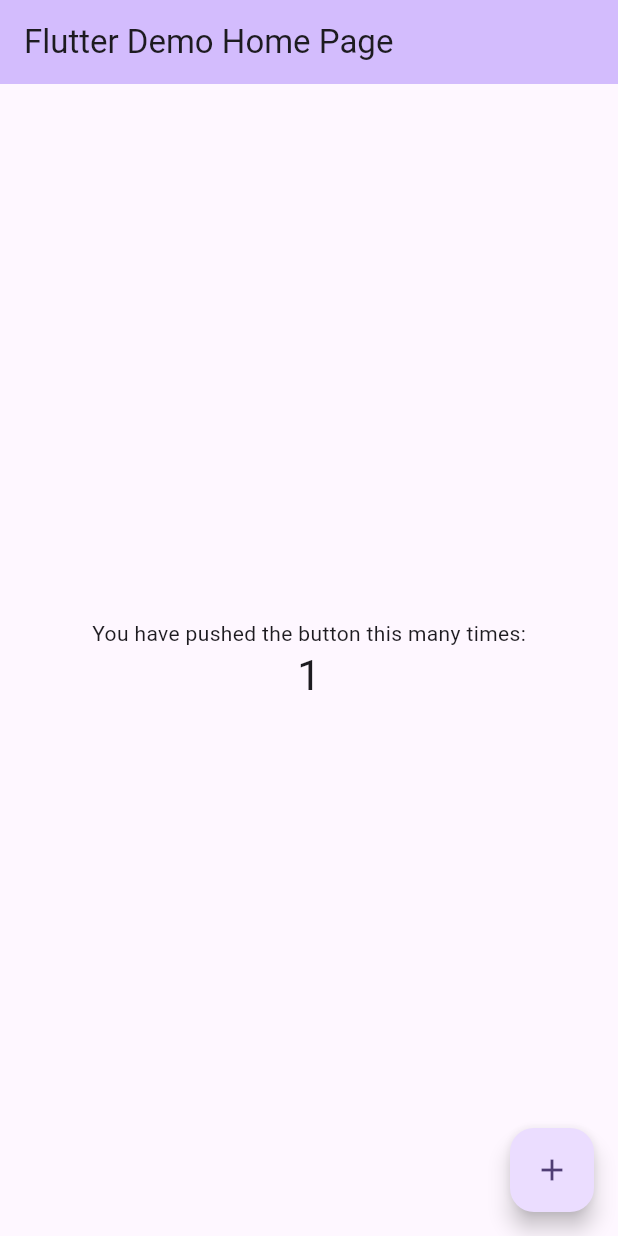
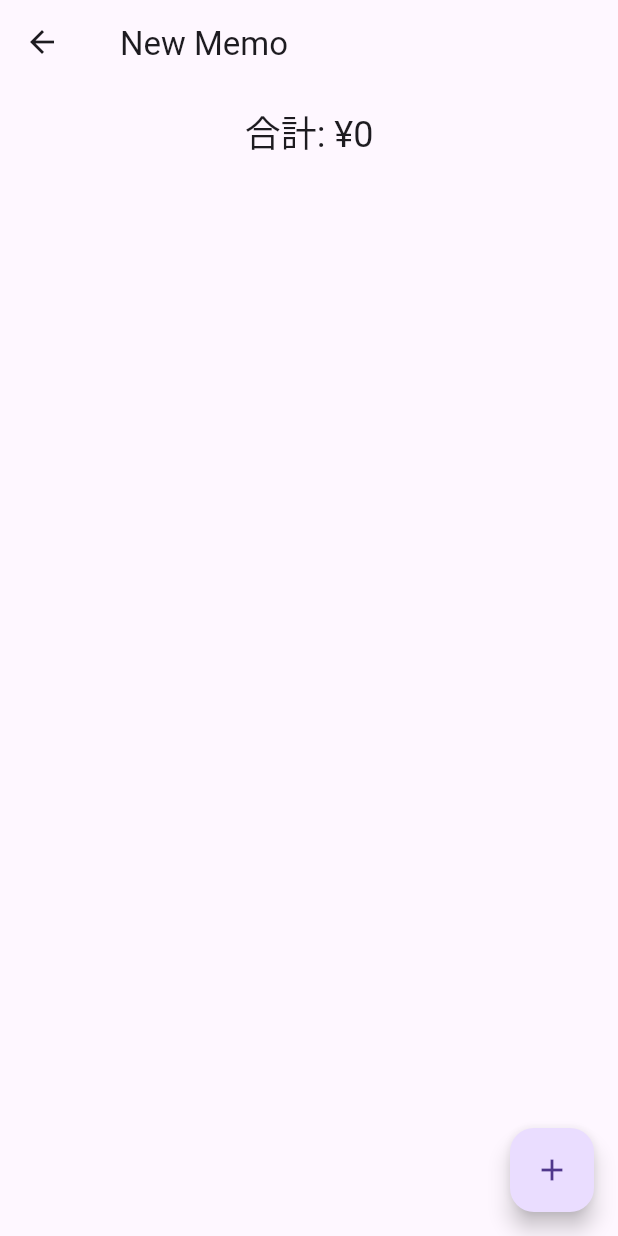
Before and after one commit to itezora-nonoha/tasu_memo, a Flutter app: the screen it shows after launch, after a tap on the "add" icon, on a phone screen of 412 x 824 dp. Run offline on Flutter 3.47's test engine with Material 3 defaults, Android fonts, the light colour scheme and no system bars; our stand-ins replace shared_preferences.

Commit message:
update 仮で作ったアプリをとりあえずそのまま配置

```diff
--- a/lib/main.dart
+++ b/lib/main.dart
@@ -1,125 +1,38 @@
 import 'package:flutter/material.dart';
+import 'package:provider/provider.dart';
+import 'package:shared_preferences/shared_preferences.dart';
+import 'screens/memo_list_screen.dart';
+import 'providers/memo_provider.dart';
+import 'services/storage_service.dart';
 
-void main() {
-  runApp(const MyApp());
+void main() async {
+  WidgetsFlutterBinding.ensureInitialized();
+  final prefs = await SharedPreferences.getInstance();
+  final storageService = StorageService(prefs);
+
+  runApp(MyApp(storageService: storageService));
 }
 
 class MyApp extends StatelessWidget {
-  const MyApp({super.key});
+  final StorageService storageService;
 
-  // This widget is the root of your application.
+  const MyApp({
+    super.key,
+    required this.storageService,
+  });
+
   @override
   Widget build(BuildContext context) {
-    return MaterialApp(
-      title: 'Flutter Demo',
-      theme: ThemeData(
-        // This is the theme of your application.
-        //
-        // TRY THIS: Try running your application with "flutter run". You'll see
-        // the application has a purple toolbar. Then, without quitting the app,
-        // try changing the seedColor in the colorScheme below to Colors.green
-        // and then invoke "hot reload" (save your changes or press the "hot
-        // reload" button in a Flutter-supported IDE, or press "r" if you used
-        // the command line to start the app).
-        //
-        // Notice that the counter didn't reset back to zero; the application
-        // state is not lost during the reload. To reset the state, use hot
-        // restart instead.
-        //
-        // This works for code too, not just values: Most code changes can be
-        // tested with just a hot reload.
-        colorScheme: ColorScheme.fromSeed(seedColor: Colors.deepPurple),
-        useMaterial3: true,
+    return ChangeNotifierProvider(
+      create: (_) => MemoProvider(storageService),
+      child: MaterialApp(
+        title: 'メモ計算アプリ',
+        theme: ThemeData(
+          primarySwatch: Colors.blue,
+          useMaterial3: true,
+        ),
+        home: const MemoListScreen(),
       ),
-      home: const MyHomePage(title: 'Flutter Demo Home Page'),
     );
   }
 }
-
-class MyHomePage extends StatefulWidget {
-  const MyHomePage({super.key, required this.title});
-
-  // This widget is the home page of your application. It is stateful, meaning
-  // that it has a State object (defined below) that contains fields that affect
-  // how it looks.
-
-  // This class is the configuration for the state. It holds the values (in this
-  // case the title) provided by the parent (in this case the App widget) and
-  // used by the build method of the State. Fields in a Widget subclass are
-  // always marked "final".
-
-  final String title;
-
-  @override
-  State<MyHomePage> createState() => _MyHomePageState();
-}
-
-class _MyHomePageState extends State<MyHomePage> {
-  int _counter = 0;
-
-  void _incrementCounter() {
-    setState(() {
-      // This call to setState tells the Flutter framework that something has
-      // changed in this State, which causes it to rerun the build method below
-      // so that the display can reflect the updated values. If we changed
-      // _counter without calling setState(), then the build method would not be
-      // called again, and so nothing would appear to happen.
-      _counter++;
-    });
-  }
-
-  @override
-  Widget build(BuildContext context) {
-    // This method is rerun every time setState is called, for instance as done
-    // by the _incrementCounter method above.
-    //
-    // The Flutter framework has been optimized to make rerunning build methods
-    // fast, so that you can just rebuild anything that needs updating rather
-    // than having to individually change instances of widgets.
-    return Scaffold(
-      appBar: AppBar(
-        // TRY THIS: Try changing the color here to a specific color (to
-        // Colors.amber, perhaps?) and trigger a hot reload to see the AppBar
-        // change color while the other colors stay the same.
-        backgroundColor: Theme.of(context).colorScheme.inversePrimary,
-        // Here we take the value from the MyHomePage object that was created by
-        // the App.build method, and use it to set our appbar title.
-        title: Text(widget.title),
-      ),
-      body: Center(
-        // Center is a layout widget. It takes a single child and positions it
-        // in the middle of the parent.
-        child: Column(
-          // Column is also a layout widget. It takes a list of children and
-          // arranges them vertically. By default, it sizes itself to fit its
-          // children horizontally, and tries to be as tall as its parent.
-          //
-          // Column has various properties to control how it sizes itself and
-          // how it positions its children. Here we use mainAxisAlignment to
-          // center the children vertically; the main axis here is the vertical
-          // axis because Columns are vertical (the cross axis would be
-          // horizontal).
-          //
-          // TRY THIS: Invoke "debug painting" (choose the "Toggle Debug Paint"
-          // action in the IDE, or press "p" in the console), to see the
-          // wireframe for each widget.
-          mainAxisAlignment: MainAxisAlignment.center,
-          children: <Widget>[
-            const Text(
-              'You have pushed the button this many times:',
-            ),
-            Text(
-              '$_counter',
-              style: Theme.of(context).textTheme.headlineMedium,
-            ),
-          ],
-        ),
-      ),
-      floatingActionButton: FloatingActionButton(
-        onPressed: _incrementCounter,
-        tooltip: 'Increment',
-        child: const Icon(Icons.add),
-      ), // This trailing comma makes auto-formatting nicer for build methods.
-    );
-  }
-}
--- /dev/null
+++ b/lib/models/memo.dart
@@ -0,0 +1,47 @@
+class MemoItem {
+  String text;
+  double value;
+
+  MemoItem({
+    required this.text,
+    required this.value,
+  });
+
+  Map<String, dynamic> toJson() => {
+    'text': text,
+    'value': value,
+  };
+
+  factory MemoItem.fromJson(Map<String, dynamic> json) => MemoItem(
+    text: json['text'] as String,
+    value: json['value'] as double,
+  );
+}
+
+class Memo {
+  String id;
+  String title;
+  List<MemoItem> items;
+
+  Memo({
+    required this.id,
+    required this.title,
+    required this.items,
+  });
+
+  double get total => items.fold(0, (sum, item) => sum + item.value);
+
+  Map<String, dynamic> toJson() => {
+    'id': id,
+    'title': title,
+    'items': items.map((item) => item.toJson()).toList(),
+  };
+
+  factory Memo.fromJson(Map<String, dynamic> json) => Memo(
+    id: json['id'] as String,
+    title: json['title'] as String,
+    items: (json['items'] as List)
+        .map((item) => MemoItem.fromJson(item as Map<String, dynamic>))
+        .toList(),
+  );
+}
--- /dev/null
+++ b/lib/providers/memo_provider.dart
@@ -0,0 +1,44 @@
+import 'package:flutter/foundation.dart';
+import '../models/memo.dart';
+import '../services/storage_service.dart';
+
+class MemoProvider with ChangeNotifier {
+  final StorageService _storage;
+  List<Memo> _memos = [];
+
+  MemoProvider(this._storage) {
+    _loadMemos();
+  }
+
+  List<Memo> get memos => List.unmodifiable(_memos);
+
+  Future<void> _loadMemos() async {
+    _memos = await _storage.loadMemos();
+    notifyListeners();
+  }
+
+  Future<void> _saveMemos() async {
+    await _storage.saveMemos(_memos);
+  }
+
+  void addMemo(Memo memo) {
+    _memos.add(memo);
+    _saveMemos();
+    notifyListeners();
+  }
+
+  void updateMemo(Memo updatedMemo) {
+    final index = _memos.indexWhere((memo) => memo.id == updatedMemo.id);
+    if (index != -1) {
+      _memos[index] = updatedMemo;
+      _saveMemos();
+      notifyListeners();
+    }
+  }
+
+  void deleteMemo(String id) {
+    _memos.removeWhere((memo) => memo.id == id);
+    _saveMemos();
+    notifyListeners();
+  }
+}
--- /dev/null
+++ b/lib/screens/memo_detail_screen.dart
@@ -0,0 +1,134 @@
+import 'package:flutter/material.dart';
+import 'package:provider/provider.dart';
+import '../models/memo.dart';
+import '../providers/memo_provider.dart';
+import '../widgets/memo_item_tile.dart';
+import '../utils/number_formatter.dart';
+
+class MemoDetailScreen extends StatefulWidget {
+  final Memo memo;
+
+  const MemoDetailScreen({
+    super.key,
+    required this.memo,
+  });
+
+  @override
+  State<MemoDetailScreen> createState() => _MemoDetailScreenState();
+}
+
+class _MemoDetailScreenState extends State<MemoDetailScreen> {
+  late List<MemoItem> _items;
+  late TextEditingController _titleController;
+
+  @override
+  void initState() {
+    super.initState();
+    _items = List.from(widget.memo.items);
+    _titleController = TextEditingController(text: widget.memo.title);
+  }
+
+  void _updateMemo() {
+    context.read<MemoProvider>().updateMemo(
+          Memo(
+            id: widget.memo.id,
+            title: _titleController.text,
+            items: _items,
+          ),
+        );
+  }
+
+  void _addItem() {
+    setState(() {
+      _items.add(MemoItem(text: '', value: 0));
+    });
+    _updateMemo();
+  }
+
+  void _removeItem(int index) {
+    setState(() {
+      _items.removeAt(index);
+    });
+    _updateMemo();
+  }
+
+  void _updateItem(int index, MemoItem updatedItem) {
+    setState(() {
+      _items[index] = updatedItem;
+    });
+    _updateMemo();
+  }
+
+  void _reorderItems(int oldIndex, int newIndex) {
+    setState(() {
+      if (newIndex > oldIndex) {
+        newIndex -= 1;
+      }
+      final item = _items.removeAt(oldIndex);
+      _items.insert(newIndex, item);
+    });
+    _updateMemo();
+  }
+
+  @override
+  Widget build(BuildContext context) {
+    final total = _items.fold(0.0, (sum, item) => sum + item.value);
+
+    return Scaffold(
+      appBar: AppBar(
+        title: Container(
+          padding: const EdgeInsets.symmetric(horizontal: 8),
+          decoration: BoxDecoration(
+            color: Theme.of(context).colorScheme.surface,
+            borderRadius: BorderRadius.circular(8),
+          ),
+          child: TextField(
+            controller: _titleController,
+            style: Theme.of(context).textTheme.titleLarge,
+            decoration: const InputDecoration(
+              border: InputBorder.none,
+              hintText: 'メモタイトル',
+              contentPadding: EdgeInsets.symmetric(vertical: 8),
+            ),
+            onChanged: (_) => _updateMemo(),
+          ),
+        ),
+      ),
+      body: Column(
+        children: [
+          Padding(
+            padding: const EdgeInsets.all(16.0),
+            child: Text(
+              '合計: ${NumberFormatter.formatWithCurrency(total)}',
+              style: Theme.of(context).textTheme.headlineSmall,
+            ),
+          ),
+          Expanded(
+            child: ReorderableListView.builder(
+              itemCount: _items.length,
+              onReorder: _reorderItems,
+              itemBuilder: (context, index) {
+                return MemoItemTile(
+                  key: ValueKey(_items[index]),
+                  item: _items[index],
+                  onUpdate: (item) => _updateItem(index, item),
+                  onDelete: () => _removeItem(index),
+                );
+              },
+            ),
+          ),
+        ],
+      ),
+      floatingActionButton: FloatingActionButton(
+        onPressed: _addItem,
+        child: const Icon(Icons.add),
+      ),
+    );
+  }
+
+  @override
+  void dispose() {
+    _titleController.dispose();
+    super.dispose();
+  }
+}
--- /dev/null
+++ b/lib/screens/memo_list_screen.dart
@@ -0,0 +1,62 @@
+import 'package:flutter/material.dart';
+import 'package:provider/provider.dart';
+import '../models/memo.dart';
+import '../providers/memo_provider.dart';
+import '../utils/number_formatter.dart';
+import 'memo_detail_screen.dart';
+
+class MemoListScreen extends StatelessWidget {
+  const MemoListScreen({super.key});
+
+  void _addNewMemo(BuildContext context) {
+    final newMemo = Memo(
+      id: DateTime.now().toString(),
+      title: 'New Memo',
+      items: [],
+    );
+
+    context.read<MemoProvider>().addMemo(newMemo);
+
+    Navigator.push(
+      context,
+      MaterialPageRoute(
+        builder: (context) => MemoDetailScreen(memo: newMemo),
+      ),
+    );
+  }
+
+  @override
+  Widget build(BuildContext context) {
+    return Scaffold(
+      appBar: AppBar(
+        title: const Text('メモ一覧'),
+      ),
+      body: Consumer<MemoProvider>(
+        builder: (context, memoProvider, child) {
+          return ListView.builder(
+            itemCount: memoProvider.memos.length,
+            itemBuilder: (context, index) {
+              final memo = memoProvider.memos[index];
+              return ListTile(
+                title: Text(memo.title),
+                subtitle: Text('合計: ${NumberFormatter.formatWithCurrency(memo.total)}'),
+                onTap: () {
+                  Navigator.push(
+                    context,
+                    MaterialPageRoute(
+                      builder: (context) => MemoDetailScreen(memo: memo),
+                    ),
+                  );
+                },
+              );
+            },
+          );
+        },
+      ),
+      floatingActionButton: FloatingActionButton(
+        onPressed: () => _addNewMemo(context),
+        child: const Icon(Icons.add),
+      ),
+    );
+  }
+}
--- /dev/null
+++ b/lib/services/storage_service.dart
@@ -0,0 +1,25 @@
+import 'dart:convert';
+import 'package:shared_preferences/shared_preferences.dart';
+import '../models/memo.dart';
+
+class StorageService {
+  static const String _key = 'memos';
+  final SharedPreferences _prefs;
+
+  StorageService(this._prefs);
+
+  Future<List<Memo>> loadMemos() async {
+    final String? memosJson = _prefs.getString(_key);
+    if (memosJson == null) return [];
+
+    final List<dynamic> decoded = jsonDecode(memosJson);
+    return decoded
+        .map((item) => Memo.fromJson(item as Map<String, dynamic>))
+        .toList();
+  }
+
+  Future<void> saveMemos(List<Memo> memos) async {
+    final String encoded = jsonEncode(memos.map((m) => m.toJson()).toList());
+    await _prefs.setString(_key, encoded);
+  }
+}
--- /dev/null
+++ b/lib/utils/number_formatter.dart
@@ -0,0 +1,13 @@
+import 'package:intl/intl.dart';
+
+class NumberFormatter {
+  static final _formatter = NumberFormat('#,##0', 'ja_JP');
+
+  static String format(double value) {
+    return _formatter.format(value);
+  }
+
+  static String formatWithCurrency(double value) {
+    return '¥${_formatter.format(value)}';
+  }
+}
--- a/pubspec.yaml
+++ b/pubspec.yaml
@@ -35,6 +35,9 @@ dependencies:
   # The following adds the Cupertino Icons font to your application.
   # Use with the CupertinoIcons class for iOS style icons.
   cupertino_icons: ^1.0.6
+  provider: ^6.1.2
+  shared_preferences: ^2.3.3
+  intl: ^0.20.1
 
 dev_dependencies:
   flutter_test:
```
Also changed, not shown: lib/widgets/memo_item_tile.dart (added, +105 -0 lines), pubspec.lock, 1 other file.
